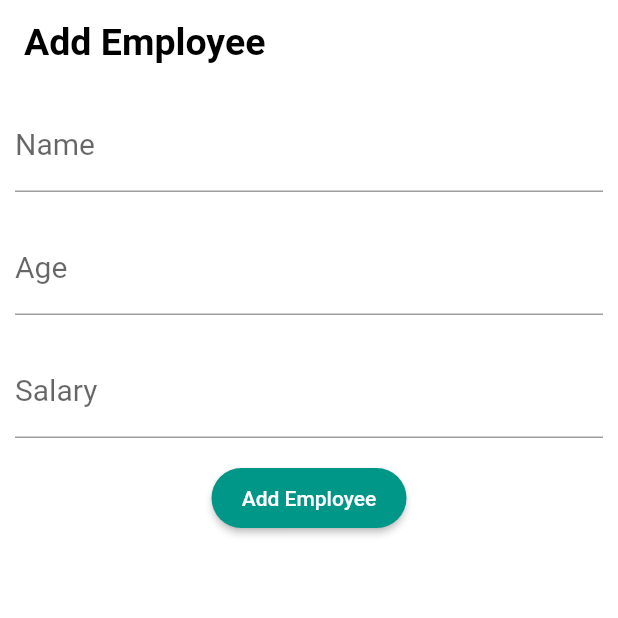
After one commit to Shafin63/Flutter_Ostad_Batch11, a Flutter app: the screen it shows after launch, on a phone screen of 412 x 824 dp, the top half of it. The commit adds this screen. Run offline on Flutter 3.47's test engine with Material 3 defaults, Android fonts, the phone set to English and light mode, and no system bars.

Commit message:
Exam Week 2 Live Test

```diff
--- a/lib/app.dart
+++ b/lib/app.dart
@@ -1,8 +1,10 @@
 import 'package:flutter/material.dart';
+import 'package:flutter1/exam_week_2/exam_week_2.dart';
 import 'package:flutter1/module%208/class_1.dart';
 import 'package:flutter1/module%208/class_2.dart';
 import 'package:flutter1/module%208/class_3.dart';
 import 'package:flutter1/module%208/class_3_stack.dart';
+import 'package:flutter1/module%209/class_3.dart';
 import 'package:flutter1/module_7_class_3.dart';
 
 import 'module 8/class_2_List_View.dart';
@@ -17,13 +19,43 @@ class MyApp extends StatelessWidget {
   Widget build (BuildContext context) {
     return MaterialApp(
       theme: ThemeData(
-        primarySwatch: Colors.cyan,
         useMaterial3: false, // for old Material 2 look
+
+        // appBarTheme: AppBarTheme(
+        //     color: Colors.teal.shade300,
+        //     elevation: 20,
+        //     titleTextStyle: TextStyle(fontSize: 18)
+        // ),
+        // primarySwatch: Colors.teal,
+        // scaffoldBackgroundColor: Colors.teal.shade400,
+        // elevatedButtonTheme: ElevatedButtonThemeData(
+        //   style: ElevatedButton.styleFrom(
+        //     backgroundColor: Colors.teal.shade900,
+        //     foregroundColor: Colors.white,
+        //     shape: RoundedRectangleBorder(borderRadius: BorderRadius.circular(10))
+        //   ),
+        // ),
+        // textTheme: TextTheme(
+        //   headlineLarge: TextStyle(fontSize: 35)
+        // ),
+
       ),
       title: "Batch 11 Flutter",
+      home: ExamWeek2(),
+
+      // initialRoute: "/class3",
+      // routes: {
+      //   "/assignment" : (context) => Module10Assignment(),
+      //   "/class1" : (context) => Class2CustomWidget(),
+      //   "/class2" : (context) => Module8Class3Stack(),
+      //   "/class3" : (context) => Module9Class3(),
+      //
+      // },
       // home: Module9Class2(),
       // home: Module10Assignment(),
-      home: Class2CustomWidget(),
+      // home: Class2CustomWidget(),
+      // home: Module9Class3(),
+
 
 
     );
--- /dev/null
+++ b/lib/exam_week_2/exam_week_2.dart
@@ -0,0 +1,83 @@
+import 'package:flutter/material.dart';
+
+class ExamWeek2 extends StatelessWidget {
+  const ExamWeek2({super.key});
+
+  @override
+  Widget build(BuildContext context) {
+    TextEditingController nameController = TextEditingController();
+    TextEditingController ageController = TextEditingController();
+    TextEditingController salaryController = TextEditingController();
+
+    return Scaffold(
+
+      appBar: AppBar(
+        backgroundColor: Colors.white,
+        elevation: 0,
+        title: Text("Add Employee", style: TextStyle(fontSize: 25,color: Colors.black, fontWeight: FontWeight.bold),),
+      ),
+      backgroundColor: Colors.white,
+      body: Column(
+        mainAxisAlignment: MainAxisAlignment.start,
+        children: [
+          Padding(
+            padding: const EdgeInsets.all(10.0),
+            child: TextFormField(
+              controller: nameController,
+              decoration: InputDecoration(
+                hintText: "Enter Your Name",
+                labelText: "Name",
+                labelStyle: TextStyle(
+                  fontSize: 20,
+                ),
+              ),
+            ),
+          ),
+          Padding(
+            padding: const EdgeInsets.all(10.0),
+            child: TextFormField(
+              controller: ageController,
+              keyboardType: TextInputType.number,
+              decoration: InputDecoration(
+                hintText: "Enter Your Age",
+                labelText: "Age",
+                labelStyle: TextStyle(
+                  fontSize: 20,
+                ),
+              ),
+            ),
+          ),
+
+          Padding(
+            padding: const EdgeInsets.all(10.0),
+            child: TextFormField(
+              controller: salaryController,
+              keyboardType: TextInputType.number,
+              decoration: InputDecoration(
+                hintText: "Enter Your Salary",
+                labelText: "Salary",
+                labelStyle: TextStyle(
+                  fontSize: 20,
+                ),
+              ),
+            ),
+          ),
+          SizedBox(height: 10,),
+          SizedBox(
+            height: 40,
+            width: 130,
+            child: ElevatedButton(onPressed: () {},
+                style: ElevatedButton.styleFrom(
+                  foregroundColor: Colors.white,
+                  backgroundColor: Colors.teal,
+                  shape: RoundedRectangleBorder(
+                    borderRadius: BorderRadius.circular(20)
+                  )
+                ),
+                child: Text("Add Employee")),
+          ),
+        ],
+      ),
+    );
+  }
+}
```
Also changed, not shown: lib/module 9/class_3.dart (added, +56 -0 lines).
